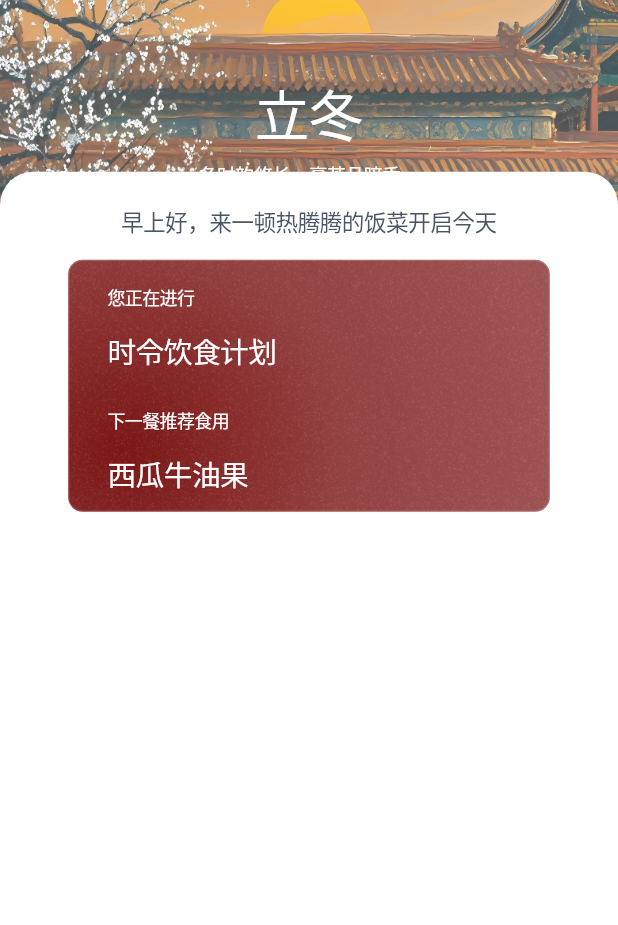
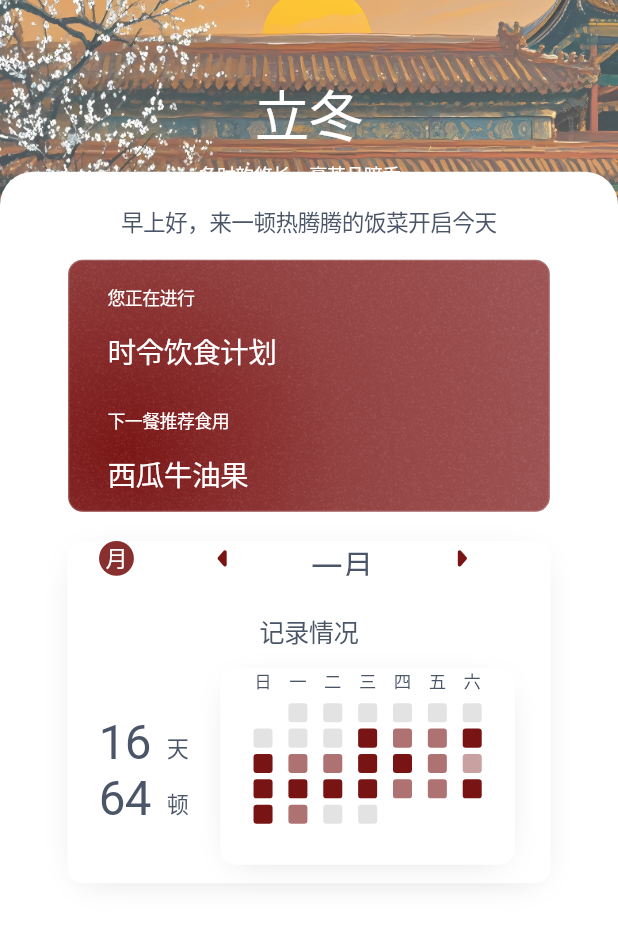
Before and after one commit to eChorgi/sfss, a Flutter app: the ScreenHome screen opened directly, on a phone screen of 412 x 824 dp. Shown: the top 925 px of the screen. Run offline on Flutter 3.47's test engine with Material 3 defaults, Android fonts, the phone set to English and light mode, and no system bars; our stand-ins replace flutter_svg, lottie; missing offline and left inert: dotlottie_loader, flutter_star, linked_scroll_controller; Roboto replaces fonts that are missing (又又意宋).

Commit message:
制作日历组件

```diff
--- a/lib/pages/home/page_home.dart
+++ b/lib/pages/home/page_home.dart
@@ -1,7 +1,7 @@
 import 'package:flutter/material.dart';
 import 'package:flutter/cupertino.dart';
 import 'package:sfss/pages/home/screens/community/screen_community.dart';
-import 'package:sfss/pages/home/screens/screen_home.dart';
+import 'package:sfss/pages/home/screens/home/screen_home.dart';
 import 'package:sfss/pages/home/wigets/diet_progress.dart';
 import 'package:sfss/plugins/adapter.dart';
 import 'package:sfss/styles/sfss_style.dart';
--- /dev/null
+++ b/lib/pages/home/screens/home/record_overview.dart
@@ -0,0 +1,201 @@
+import 'package:flutter/cupertino.dart';
+import 'package:flutter_svg/svg.dart';
+import 'package:sfss/pages/home/wigets/adaptive_widget.dart';
+import 'package:sfss/plugins/widget_adapter.dart';
+import 'package:sfss/widgets/heatmap_calendar.dart';
+import 'package:sfss/widgets/sfss_widget.dart';
+
+class RecordOverview extends StatefulWidget {
+  const RecordOverview({super.key});
+
+  @override
+  State<RecordOverview> createState() => _RecordOverviewState();
+}
+
+class _RecordOverviewState extends State<RecordOverview> {
+  int month = 1;
+  @override
+  Widget build(BuildContext context) {
+    return AdaptiveWidget(
+      uiWidth: 305,
+      uiHeight: 216,
+      builder: (context, adapter) {
+        PxFunction px = adapter.px;
+        return Container(
+          decoration: BoxDecoration(
+            color: const Color(0xFFFFFFFF),
+            borderRadius: BorderRadius.circular(px(10.0)),
+            boxShadow: [
+              BoxShadow(
+                color: const Color(0x26000000),
+                offset: Offset(0, px(4)),
+                blurRadius: px(18),
+                spreadRadius: -9,
+              ),
+            ],
+          ),
+          child: Column(
+            children: [
+              SizedBox(
+                height: px(22),
+                child: Row(
+                  children: [
+                    SizedBox(
+                      width: px(42),
+                      child: Align(
+                        alignment: Alignment.centerRight,
+                        child: Container(
+                          width: px(22),
+                          height: px(22),
+                          decoration: BoxDecoration(
+                            color: const Color(0xFF882F2F),
+                            borderRadius: BorderRadius.circular(px(22)),
+                          ),
+                          child: Center(
+                            child: SfssWidget.text(
+                              '月',
+                              fontSize: px(14),
+                              color: const Color(0xFFFFFFFF),
+                            ),
+                          ),
+                        )
+                      ),
+                    ),
+                    Expanded(
+                      child: Row(
+                        mainAxisAlignment: MainAxisAlignment.spaceAround,
+                        children: [
+                          Spacer(flex: 3,),
+                          GestureDetector(
+                            onTap: () {
+                              setState(() {
+                                month = (month+10)%12+1;
+                              });
+                            },
+                            child: SvgPicture.asset(
+                              'assets/images/arrow_left.svg',
+                              height: px(14),
+                              width: px(7),
+                            ),
+                          ),
+                          Spacer(flex: 3,),
+                          SfssWidget.text(
+                            ['一月','二月','三月','四月','五月','六月','七月','八月','九月','十月','十一月','十二月'][month-1],
+                            fontSize: px(20),
+                          ),
+                          Spacer(flex: 3,),
+                          GestureDetector(
+                            onTap: () {
+                              setState(() {
+                                month = (month)%12+1;
+                              });
+                            },
+                            child: SvgPicture.asset(
+                              'assets/images/arrow_right.svg',
+                              height: px(14),
+                              width: px(7),
+                            ),
+                          ),
+                          Spacer(flex: 3,),
+                        ],
+                      )
+                    )
+                  ],
+                ),
+              ),
+              SizedBox(height: px(23),),
+              SfssWidget.text(
+                '记录情况',
+                fontSize: px(16),
+              ),
+              Expanded(
+                child: Row(
+                  children: [
+                    SizedBox(
+                      width: px(20),
+                    ),
+                    SizedBox(
+                      width: px(54),
+                      height: px(64),
+                      child: Column(
+                        children: [
+                          Row(
+                            crossAxisAlignment: CrossAxisAlignment.end,
+                            children: [
+                              SfssWidget.text(
+                                '16',
+                                fontSize: px(30),
+                              ),
+                              SizedBox(width: px(10),),
+                              Padding(
+                                padding: EdgeInsets.only(bottom: px(4.0)),
+                                child: SfssWidget.text(
+                                  '天',
+                                  fontSize: px(14),
+                                ),
+                              ),
+                            ],
+                          ),
+                          Row(
+                            crossAxisAlignment: CrossAxisAlignment.end,
+                            children: [
+                              SfssWidget.text(
+                                '64',
+                                fontSize: px(30),
+                              ),
+                              SizedBox(width: px(10),),
+                              Padding(
+                                padding: EdgeInsets.only(bottom: px(4.0)),
+                                child: SfssWidget.text(
+                                  '顿',
+                                  fontSize: px(14),
+                                ),
+                              ),
+                            ],
+                          ),
+                        ],
+                      ),
+                    ),
+                    Expanded(
+                      child: Center(
+                        child: Container(
+                          height: px(124),
+                          width: px(186),
+                          decoration: BoxDecoration(
+                            color: const Color(0xFFFFFFFF),
+                            borderRadius: BorderRadius.circular(px(10)),
+                            boxShadow: [
+                              BoxShadow(
+                                color: const Color(0x26000000),
+                                offset: Offset(0, px(4)),
+                                blurRadius: px(18),
+                                spreadRadius: -9,
+                              ),
+                            ],
+                          ),
+                          child: HeatmapCalendar(
+                            year: 2024,
+                            month: month,
+                            count: [
+                              0,0,
+                              0,0,0,0,0,0,0,
+                              3,2,2,3,3,2,2,
+                              3,3,2,1,3,3,3,
+                              3,2,2,3,3,2
+                            ]
+                          ),
+                        ),
+                      ),
+                    )
+                  ],
+                ),
+              )
+            ],
+          )
+
+        );
+
+      }
+    );
+  }
+}
--- a/lib/pages/home/screens/screen_home.dart
+++ b/lib/pages/home/screens/home/screen_home.dart
@@ -1,7 +1,10 @@
 import 'package:flutter/material.dart';
 import 'package:flutter/cupertino.dart';
+import 'package:sfss/pages/home/screens/community/user_post_card.dart';
+import 'package:sfss/pages/home/screens/home/record_overview.dart';
 import 'package:sfss/pages/home/wigets/diet_progress.dart';
 import 'package:sfss/plugins/adapter.dart';
+import 'package:sfss/widgets/heatmap_calendar.dart';
 import 'package:sfss/widgets/sfss_widget.dart';
 
 class ScreenHome extends StatefulWidget {
@@ -98,6 +101,15 @@ class _ScreenHomeState extends State<ScreenHome> with TickerProviderStateMixin {
                       width: px(304),
                       height: pxfit(168),
                     ),
+                    SizedBox(height: pxh(20)),
+                    Center(
+                      child: SizedBox(
+                        width: px(305),
+                        height: px(216),
+                        child: RecordOverview()
+                      ),
+                    ),
+                    SizedBox(height: 100),
                   ],
                 ),
               ],
--- a/lib/pages/home/wigets/adaptive_widget.dart
+++ b/lib/pages/home/wigets/adaptive_widget.dart
@@ -27,7 +27,7 @@ class AdaptiveWidgetState extends State<AdaptiveWidget> {
   Widget build(BuildContext context) {
     return LayoutBuilder(
       builder: (context, constraints) {
-        adapter ??= WidgetAdapter(boxConstraints: constraints, widgetUiWidth: widget.uiWidth, widgetUiHeight: widget.uiHeight);
+        adapter = WidgetAdapter(boxConstraints: constraints, widgetUiWidth: widget.uiWidth, widgetUiHeight: widget.uiHeight);
         return widget.builder(context, adapter!);
       });
   }
--- a/lib/plugins/widget_adapter.dart
+++ b/lib/plugins/widget_adapter.dart
@@ -33,8 +33,8 @@ class WidgetAdapter {
     var _ratio;
     var _ratioH;
     init(double uiwidth, double uiheight){
-        _ratio = _scaleW * _width / uiwidth;
-        _ratioH = _scaleH * _height / uiheight;
+        _ratio = _scaleW * _width / UI_WIDTH;
+        _ratioH = _scaleH * _height / UI_HEIGHT;
     }
     pxW(number){
       if(_ratio == null){init(_uiwidth!, _uiheight!);}
@@ -139,3 +139,14 @@ class WidgetAdapter {
     return res;
   }
 }
+typedef PxFunction = double Function(
+  dynamic number, {
+  double noLimitExtraWScale,
+  double noLimitExtraHScale,
+  double extraWScale,
+  double extraHScale,
+  double? min,
+  double? max,
+  double? minScale,
+  double? maxScale,
+});
--- /dev/null
+++ b/lib/widgets/heatmap_calendar.dart
@@ -0,0 +1,97 @@
+import 'package:flutter/cupertino.dart';
+import 'package:flutter/material.dart';
+import 'package:sfss/pages/home/wigets/adaptive_widget.dart';
+import 'package:sfss/plugins/widget_adapter.dart';
+import 'package:sfss/styles/sfss_style.dart';
+import 'package:sfss/widgets/sfss_widget.dart';
+
+class HeatmapCalendar extends StatefulWidget {
+  final int year;
+  final int month;
+  final List<int> count;
+  final List<Color> colors;
+  HeatmapCalendar({super.key, required this.year, required this.month, required this.count, List<Color>? colors})
+      : colors = colors ?? [Color(0xFFE3E3E3), Color(0xFFC9A1A1), Color(0xFFAF7272), SfssStyle.mainRed];
+
+  @override
+  State<HeatmapCalendar> createState() => _HeatmapCalendarState();
+}
+
+class _HeatmapCalendarState extends State<HeatmapCalendar> {
+  late DateTime firstDay;
+  late int monthLength;
+  late int monthStartWeekday;
+  late List<List<int>> weeks;
+
+  @override
+  void initState() {
+    super.initState();
+
+  }
+  @override
+  Widget build(BuildContext context) {
+    firstDay = DateTime(widget.year, widget.month, 1);
+    monthLength = DateTime(widget.year, widget.month + 1, 0).day;
+    if(widget.count.length < monthLength) {
+      widget.count.addAll(List.filled(monthLength - widget.count.length, 0));
+    }
+    monthStartWeekday = firstDay.weekday == 7 ? 0 : firstDay.weekday;
+    weeks = [];
+    for (int i = 0; i < 7; i+=1) {
+      weeks.add([]);
+    }
+    int p = monthStartWeekday;
+    for(int i = 0; i < monthStartWeekday; i+=1) {
+      weeks[i].add(-1);
+    }
+    for(int i = 0; i < monthLength; i+=1) {
+      weeks[p].add(widget.count[i]);
+      p = (p+1)%7;
+    }
+    return AdaptiveWidget(
+      uiWidth: 186, uiHeight: 124,
+      builder: (context, adapter) {
+        // PxFunction px = adapter.px;
+        var pxfit = adapter.px;
+        return Row(
+          mainAxisAlignment: MainAxisAlignment.center,
+          crossAxisAlignment: CrossAxisAlignment.center,
+          children: [
+            for (int weekday = 0; weekday < 7; weekday+=1)
+              Padding(
+                padding: weekday==0?const EdgeInsets.all(0.0):EdgeInsets.only(left: pxfit(10)),
+                child: Column(
+                  children: [
+                    SfssWidget.text(
+                      ['日', '一', '二', '三', '四', '五', '六'][weekday],
+                      fontSize: pxfit(11),
+                      color: SfssStyle.mainGrey,
+                    ),
+                    SizedBox(height: pxfit(6)),
+                    for (int i = 0; i < weeks[weekday].length; i+=1)
+
+                      Padding(
+                        padding: i==0?const EdgeInsets.all(0.0):EdgeInsets.only(top: pxfit(4)),
+                        child: weeks[weekday][i] == -1?
+                        SizedBox(
+                          width: pxfit(12),
+                          height: pxfit(12),
+                        ):
+                        Container(
+                          width: pxfit(12),
+                          height: pxfit(12),
+                          decoration: BoxDecoration(
+                            color: widget.colors[weeks[weekday][i]],
+                            borderRadius: BorderRadius.circular(pxfit(2)),
+                          ),
+                        ),
+                      ),
+                  ],
+                ),
+              )
+          ],
+        );
+      }
+    );
+  }
+}
```
Also changed, not shown: assets/images/arrow_left.svg (added), assets/images/arrow_right.svg (added).
